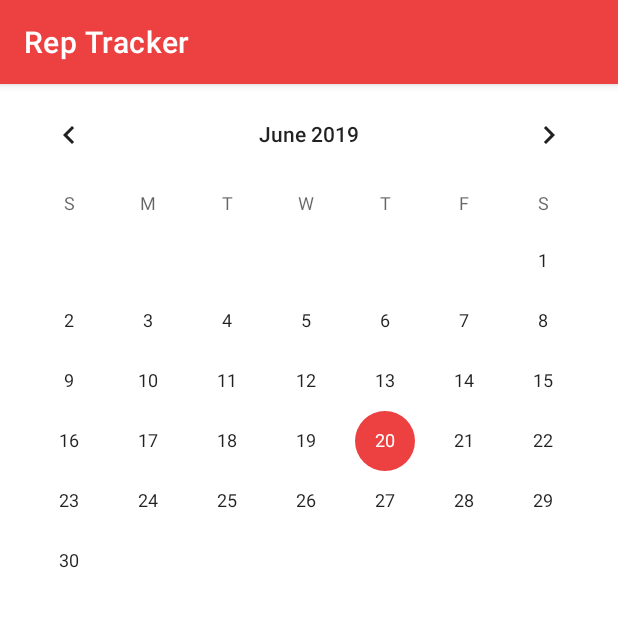
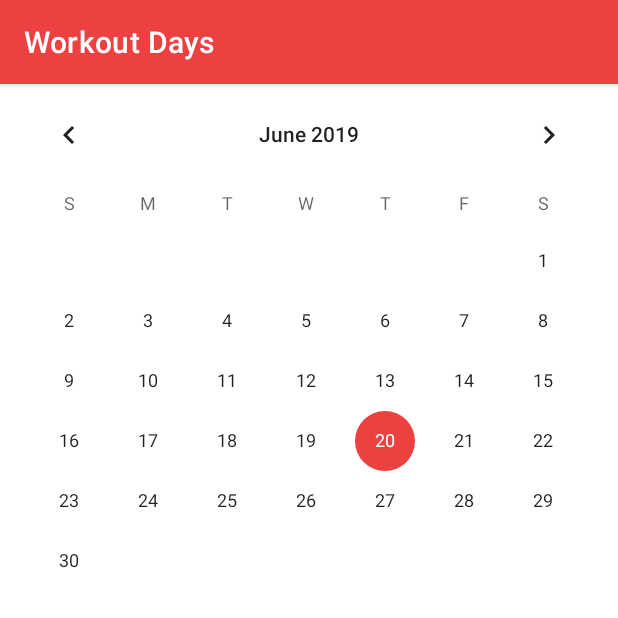
Before and after one commit to izzatismail/Rep-Tracker, an Android app: the screen it shows after launch (MainActivity), item 2 of the bottom bar chosen, on a phone screen of 412 x 824 dp, the top half of it. Run offline under Robolectric (Android 15) with nearby library versions, the phone set to English and light mode, and no system bars; our stand-ins replace Room's generated code.

Commit message:
Update Action Bar Name

```diff
--- a/app/src/main/java/com/izzatismail/reptracker/Fragments/HistoryFragment.java
+++ b/app/src/main/java/com/izzatismail/reptracker/Fragments/HistoryFragment.java
@@ -9,6 +9,7 @@ import android.view.LayoutInflater;
 import android.view.View;
 import android.view.ViewGroup;
 
+import com.izzatismail.reptracker.Activities.MainActivity;
 import com.izzatismail.reptracker.R;
 
 public class HistoryFragment extends Fragment {
@@ -18,6 +19,7 @@ public class HistoryFragment extends Fragment {
     @Nullable
     @Override
     public View onCreateView(@NonNull LayoutInflater inflater, @Nullable ViewGroup container, @Nullable Bundle savedInstanceState) {
+        ((MainActivity)getActivity()).setActionBarTitle("Workout Days");
         return inflater.inflate(R.layout.fragment_history, container, false);
     }
 
--- a/app/src/main/java/com/izzatismail/reptracker/Fragments/HomeFragment.java
+++ b/app/src/main/java/com/izzatismail/reptracker/Fragments/HomeFragment.java
@@ -21,6 +21,7 @@ import android.view.ViewGroup;
 
 import com.google.android.material.snackbar.Snackbar;
 import com.izzatismail.reptracker.Activities.AddNewRepActivity;
+import com.izzatismail.reptracker.Activities.MainActivity;
 import com.izzatismail.reptracker.Adapters.RepAdater;
 import com.izzatismail.reptracker.Models.Rep;
 import com.izzatismail.reptracker.R;
@@ -43,6 +44,7 @@ public class HomeFragment extends Fragment implements View.OnClickListener{
 
         final View rootView = inflater.inflate(R.layout.fragment_home, container, false); //For Fragments, you have to inflate the view first
         RecyclerView recyclerView = rootView.findViewById(R.id.recyclerView_rep);
+        ((MainActivity)getActivity()).setActionBarTitle("Rep Tracker");
         VerticalSpacingItemDecorator itemDecorator = new VerticalSpacingItemDecorator(20);
         recyclerView.addItemDecoration(itemDecorator);
         mFab = rootView.findViewById(R.id.floatingAB);
```
